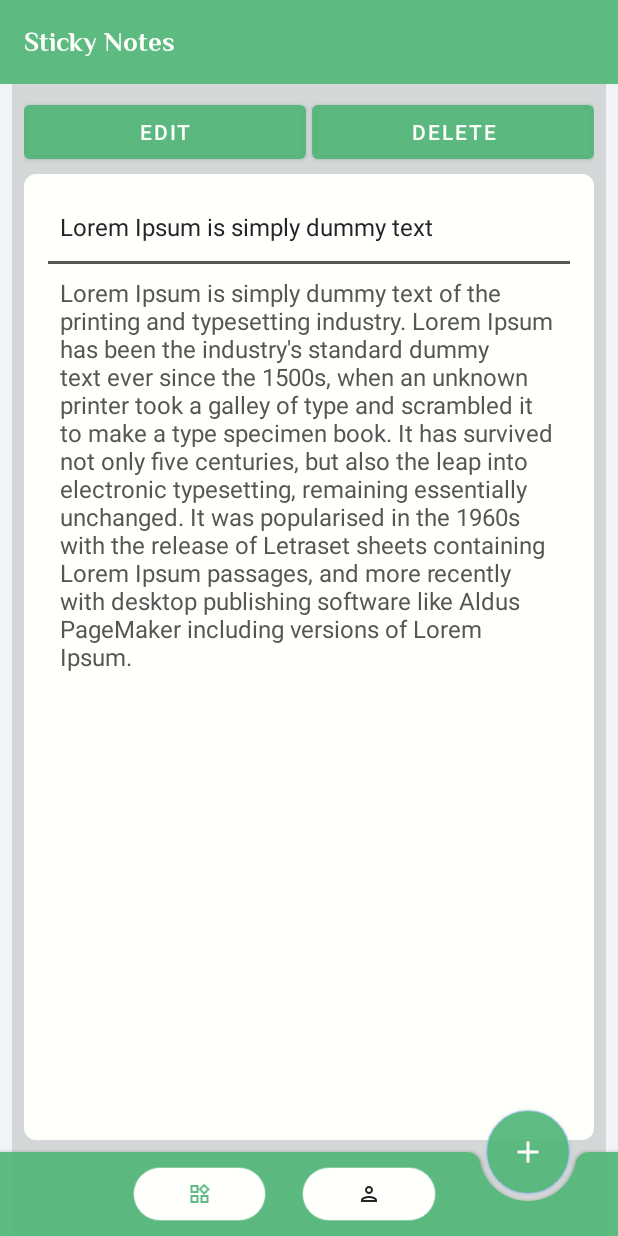
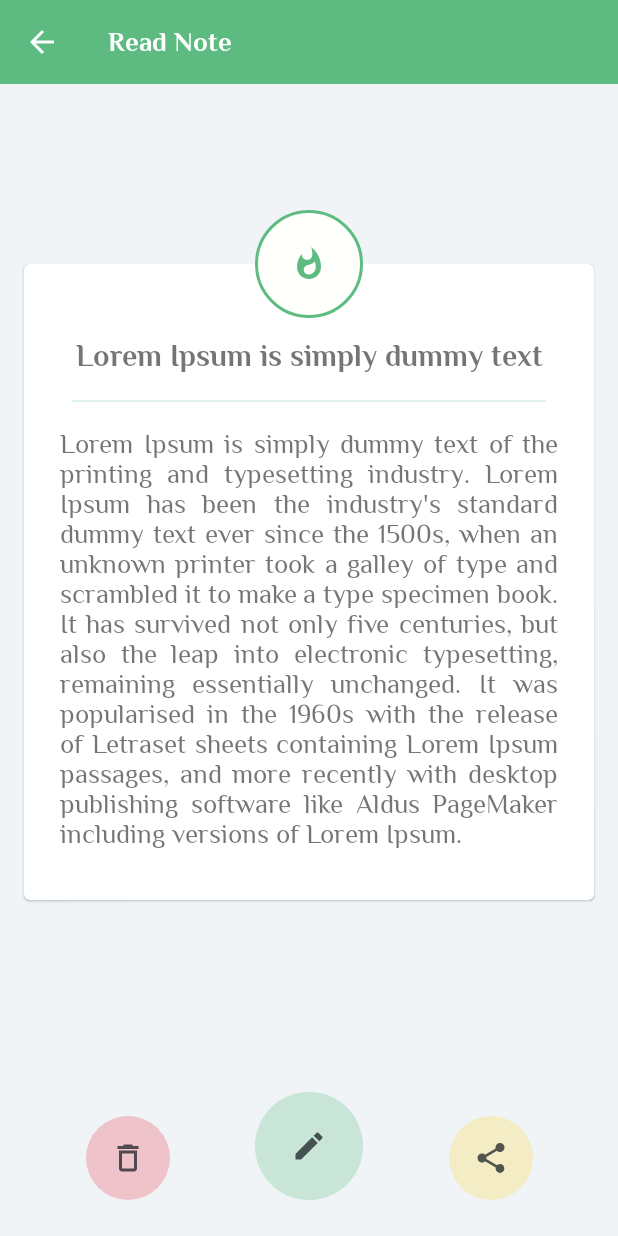
Before and after one commit to smensulaiman/Sticky-Note, an Android app: the screen it shows after launch (MainActivity before the commit, ReadNoteActivity after it), after a tap on an icon or button, on a phone screen of 412 x 824 dp. Run offline under Robolectric (Android 15) with nearby library versions, the phone set to English and light mode, and no system bars; our stand-ins replace ButterKnife, Room's generated code; libraries missing offline, so code that uses them is left out: com.daimajia.androidanimations, com.facebook.drawee; plain views replace SimpleDraweeView; pictures from the network do not load; 3 statements that could not run were skipped.

Commit message:
Design Update

```diff
--- a/app/src/main/AndroidManifest.xml
+++ b/app/src/main/AndroidManifest.xml
@@ -13,6 +13,9 @@
         android:supportsRtl="true"
         android:theme="@style/Theme.StickyNote">
         <activity
+            android:name=".view.ReadNoteActivity"
+            android:exported="false" />
+        <activity
             android:name=".view.NewNoteActivity"
             android:exported="false" />
         <activity
@@ -20,6 +23,7 @@
             android:exported="true">
             <intent-filter>
                 <action android:name="android.intent.action.MAIN" />
+
                 <category android:name="android.intent.category.LAUNCHER" />
             </intent-filter>
         </activity>
@@ -28,6 +32,7 @@
             <intent-filter>
                 <action android:name="android.appwidget.action.APPWIDGET_UPDATE" />
             </intent-filter>
+
             <meta-data
                 android:name="android.appwidget.provider"
                 android:resource="@xml/sticky_note_app_widget_info" />
--- /dev/null
+++ b/app/src/main/java/com/suffixit/stickynote/utils/NoteConstants.java
@@ -0,0 +1,5 @@
+package com.suffixit.stickynote.utils;
+
+public class NoteConstants {
+    public static final String NOTE_DETAILS = "note-details";
+}
--- a/app/src/main/java/com/suffixit/stickynote/view/NotesFragment.java
+++ b/app/src/main/java/com/suffixit/stickynote/view/NotesFragment.java
@@ -1,5 +1,6 @@
 package com.suffixit.stickynote.view;
 
+import android.content.Intent;
 import android.os.Bundle;
 import android.view.LayoutInflater;
 import android.view.View;
@@ -17,6 +18,7 @@ import com.suffixit.stickynote.R;
 import com.suffixit.stickynote.adapter.NoteAdapter;
 import com.suffixit.stickynote.adapter.NoteAdapterInterface;
 import com.suffixit.stickynote.model.Note;
+import com.suffixit.stickynote.utils.NoteConstants;
 import com.suffixit.stickynote.viewmodel.NoteViewModel;
 
 import java.util.ArrayList;
@@ -58,11 +60,16 @@ public class NotesFragment extends Fragment {
 
             @Override
             public void onClickItem(Note note) {
-                Bundle bundle = new Bundle();
-                bundle.putParcelable("NOTE",note);
-                noteDetailsFragment = new NoteDetailsFragment();
-                noteDetailsFragment.setArguments(bundle);
-                getActivity().getSupportFragmentManager().beginTransaction().replace(R.id.fragmentContainer,noteDetailsFragment).addToBackStack(null).commit();
+
+                Intent intent = new Intent(getContext(), ReadNoteActivity.class);
+                intent.putExtra(NoteConstants.NOTE_DETAILS, note);
+                startActivity(intent);
+
+//                Bundle bundle = new Bundle();
+//                bundle.putParcelable("NOTE",note);
+//                noteDetailsFragment = new NoteDetailsFragment();
+//                noteDetailsFragment.setArguments(bundle);
+//                getActivity().getSupportFragmentManager().beginTransaction().replace(R.id.fragmentContainer,noteDetailsFragment).addToBackStack(null).commit();
             }
         });
 
--- /dev/null
+++ b/app/src/main/java/com/suffixit/stickynote/view/ReadNoteActivity.java
@@ -0,0 +1,39 @@
+package com.suffixit.stickynote.view;
+
+import androidx.appcompat.app.AppCompatActivity;
+
+import android.graphics.Color;
+import android.graphics.PorterDuff;
+import android.os.Bundle;
+
+import com.google.android.material.appbar.MaterialToolbar;
+import com.suffixit.stickynote.R;
+
+import butterknife.BindView;
+import butterknife.ButterKnife;
+
+public class ReadNoteActivity extends AppCompatActivity {
+
+    @BindView(R.id.toolbar)
+    MaterialToolbar toolbar;
+
+    @Override
+    protected void onCreate(Bundle savedInstanceState) {
+        super.onCreate(savedInstanceState);
+        setContentView(R.layout.activity_read_note);
+
+        ButterKnife.bind(this);
+
+        setupToolbar();
+    }
+
+    private void setupToolbar() {
+        setSupportActionBar(toolbar);
+        getSupportActionBar().setDisplayHomeAsUpEnabled(true);
+        toolbar.setTitle("Read Note");
+        toolbar.setTitleTextColor(getColor(android.R.color.white));
+        toolbar.getNavigationIcon().setColorFilter(Color.WHITE, PorterDuff.Mode.SRC_ATOP);
+        toolbar.setNavigationOnClickListener(v -> onBackPressed());
+    }
+
+}
--- /dev/null
+++ b/app/src/main/res/drawable/ic_outline_delete.xml
@@ -0,0 +1,5 @@
+<vector android:height="24dp" android:tint="#FFFFFF"
+    android:viewportHeight="24" android:viewportWidth="24"
+    android:width="24dp" xmlns:android="http://schemas.android.com/apk/res/android">
+    <path android:fillColor="@android:color/white" android:pathData="M16,9v10H8V9h8m-1.5,-6h-5l-1,1H5v2h14V4h-3.5l-1,-1zM18,7H6v12c0,1.1 0.9,2 2,2h8c1.1,0 2,-0.9 2,-2V7z"/>
+</vector>
--- a/app/src/main/res/drawable/round_background.xml
+++ b/app/src/main/res/drawable/round_background.xml
@@ -1,5 +1,9 @@
 <?xml version="1.0" encoding="utf-8"?>
-<shape android:shape="rectangle" xmlns:android="http://schemas.android.com/apk/res/android">
-    <corners android:radius="25dp"/>
-    <solid android:color="@color/color_transparent"/>
-</shape>
+<ripple xmlns:android="http://schemas.android.com/apk/res/android"
+    android:color="@color/color_green">
+    <item>
+        <shape android:shape="oval">
+            <solid android:color="@color/color_transparent" />
+        </shape>
+    </item>
+</ripple>
--- /dev/null
+++ b/app/src/main/res/drawable/round_white_background.xml
@@ -0,0 +1,5 @@
+<?xml version="1.0" encoding="utf-8"?>
+<shape android:shape="oval" xmlns:android="http://schemas.android.com/apk/res/android">
+    <solid android:color="@color/white"/>
+    <stroke android:color="@color/color_green" android:width="2dp"/>
+</shape>
--- a/app/src/main/res/layout/activity_main.xml
+++ b/app/src/main/res/layout/activity_main.xml
@@ -1,5 +1,6 @@
 <?xml version="1.0" encoding="utf-8"?>
-<androidx.coordinatorlayout.widget.CoordinatorLayout xmlns:android="http://schemas.android.com/apk/res/android"
+<androidx.coordinatorlayout.widget.CoordinatorLayout
+    xmlns:android="http://schemas.android.com/apk/res/android"
     xmlns:app="http://schemas.android.com/apk/res-auto"
     xmlns:tools="http://schemas.android.com/tools"
     android:layout_width="match_parent"
@@ -50,7 +51,7 @@
             app:layout_constraintStart_toStartOf="parent"
             app:layout_constraintTop_toBottomOf="@+id/txtDateTime"
             app:roundAsCircle="true"
-            android:scaleType="centerCrop"
+            android:scaleType="fitXY"
             app:roundingBorderColor="@color/color_green"
             app:roundingBorderWidth="2dp" />
 
@@ -156,18 +157,18 @@
             <View
                 android:layout_width="0dp"
                 android:layout_height="wrap_content"
-                android:layout_weight="1" />
+                android:layout_weight=".7" />
 
             <ImageView
                 android:id="@+id/imgHome"
                 android:layout_width="0dp"
                 android:layout_height="match_parent"
                 android:layout_marginVertical="10dp"
-                android:layout_marginRight="24dp"
+                android:layout_marginRight="32dp"
                 android:layout_weight="1"
                 android:background="@drawable/green_ripple"
                 android:clickable="true"
-                android:padding="10dp"
+                android:padding="8dp"
                 android:src="@drawable/ic_widgets" />
 
             <ImageView
@@ -179,7 +180,7 @@
                 android:layout_weight="1"
                 android:background="@drawable/green_ripple"
                 android:clickable="true"
-                android:padding="10dp"
+                android:padding="8dp"
                 android:src="@drawable/ic_person" />
 
         </LinearLayout>
--- /dev/null
+++ b/app/src/main/res/layout/activity_read_note.xml
@@ -0,0 +1,145 @@
+<?xml version="1.0" encoding="utf-8"?>
+<androidx.constraintlayout.widget.ConstraintLayout xmlns:android="http://schemas.android.com/apk/res/android"
+    xmlns:app="http://schemas.android.com/apk/res-auto"
+    xmlns:tools="http://schemas.android.com/tools"
+    android:layout_width="match_parent"
+    android:layout_height="match_parent"
+    android:background="@color/color_background">
+
+    <com.google.android.material.appbar.AppBarLayout
+        android:id="@+id/appbar"
+        android:layout_width="match_parent"
+        android:layout_height="?attr/actionBarSize"
+        android:background="@color/color_green"
+        app:elevation="0dp"
+        app:layout_constraintTop_toTopOf="parent">
+
+        <com.google.android.material.appbar.MaterialToolbar
+            android:id="@+id/toolbar"
+            android:layout_width="match_parent"
+            android:layout_height="match_parent"
+            app:title="Sticky Notes"
+            app:titleTextAppearance="@style/TextAppearance.AppCompat.MediumToolbarTitle"
+            app:titleTextColor="@color/white" />
+
+    </com.google.android.material.appbar.AppBarLayout>
+
+    <FrameLayout
+        android:id="@+id/noteContainer"
+        android:layout_width="match_parent"
+        android:layout_height="wrap_content"
+        android:layout_margin="8dp"
+        app:layout_constraintBottom_toTopOf="@+id/imgEdit"
+        app:layout_constraintTop_toBottomOf="@+id/appbar">
+
+        <com.google.android.material.card.MaterialCardView
+            android:id="@+id/cardView"
+            android:layout_width="match_parent"
+            android:layout_height="match_parent"
+            android:layout_marginHorizontal="8dp"
+            android:layout_marginBottom="8dp"
+            android:elevation="4dp"
+            android:clickable="true"
+            app:cardCornerRadius="4dp">
+
+            <LinearLayout
+                android:layout_width="match_parent"
+                android:layout_height="wrap_content"
+                android:orientation="vertical"
+                android:paddingVertical="32dp">
+
+                <TextView
+                    android:id="@+id/txtTitle"
+                    android:layout_width="match_parent"
+                    android:layout_height="wrap_content"
+                    android:fontFamily="@font/philosopher_bold"
+                    android:paddingHorizontal="24dp"
+                    android:paddingTop="16dp"
+                    android:text="@string/lorem_ipsum_title"
+                    android:textAlignment="center"
+                    android:textSize="20sp"
+                    android:textStyle="bold" />
+
+                <View
+                    android:layout_width="match_parent"
+                    android:layout_height="1dp"
+                    android:layout_marginHorizontal="32dp"
+                    android:layout_marginVertical="16dp"
+                    android:background="@color/color_green_transparent" />
+
+                <com.google.android.material.textview.MaterialTextView
+                    android:id="@+id/txtDescription"
+                    android:layout_width="match_parent"
+                    android:layout_height="wrap_content"
+                    android:fontFamily="@font/philosopher_regular"
+                    android:justificationMode="inter_word"
+                    android:paddingHorizontal="24dp"
+                    android:text="@string/lorem_ipsum_description"
+                    android:textSize="18sp" />
+
+
+            </LinearLayout>
+
+        </com.google.android.material.card.MaterialCardView>
+
+    </FrameLayout>
+
+    <ImageView
+        android:id="@+id/imgIcon"
+        android:layout_width="wrap_content"
+        android:layout_height="wrap_content"
+        android:background="@drawable/round_white_background"
+        android:padding="24dp"
+        app:layout_constraintBottom_toTopOf="@+id/noteContainer"
+        app:layout_constraintEnd_toEndOf="parent"
+        app:layout_constraintStart_toStartOf="parent"
+        app:layout_constraintTop_toTopOf="@+id/noteContainer"
+        app:srcCompat="@drawable/ic_fire"
+        app:tint="@color/color_green" />
+
+    <ImageView
+        android:id="@+id/imgEdit"
+        android:layout_width="wrap_content"
+        android:layout_height="wrap_content"
+        android:layout_marginBottom="24dp"
+        android:background="@drawable/round_background"
+        android:backgroundTint="@color/color_green"
+        app:tint="@color/color_black_light"
+        android:clickable="true"
+        android:padding="24dp"
+        android:src="@drawable/ic_edit"
+        app:layout_constraintBottom_toBottomOf="parent"
+        app:layout_constraintEnd_toStartOf="@+id/imgShare"
+        app:layout_constraintStart_toEndOf="@+id/imgDelete" />
+
+    <ImageView
+        android:id="@+id/imgDelete"
+        android:layout_width="wrap_content"
+        android:layout_height="wrap_content"
+        android:background="@drawable/round_background"
+        android:backgroundTint="@color/color_red"
+        app:tint="@color/color_black_light"
+        android:clickable="true"
+        android:padding="16dp"
+        android:src="@drawable/ic_outline_delete"
+        app:layout_constraintBottom_toBottomOf="@+id/imgEdit"
+        app:layout_constraintEnd_toStartOf="@+id/imgEdit"
+        app:layout_constraintHorizontal_chainStyle="spread"
+        app:layout_constraintStart_toStartOf="parent" />
+
+    <ImageView
+        android:id="@+id/imgShare"
+        android:layout_width="wrap_content"
+        android:layout_height="wrap_content"
+        android:background="@drawable/round_background"
+        android:backgroundTint="@color/color_yellow"
+        app:tint="@color/color_black_light"
+        android:clickable="true"
+        android:padding="16dp"
+        android:src="@drawable/ic_share"
+        app:layout_constraintBottom_toBottomOf="@+id/imgEdit"
+        app:layout_constraintEnd_toEndOf="parent"
+        app:layout_constraintStart_toEndOf="@+id/imgEdit" />
+
+
+</androidx.constraintlayout.widget.ConstraintLayout>
```
Also changed, not shown: app/src/main/java/com/suffixit/stickynote/model/weather/Current.java (+20 -80 lines).
